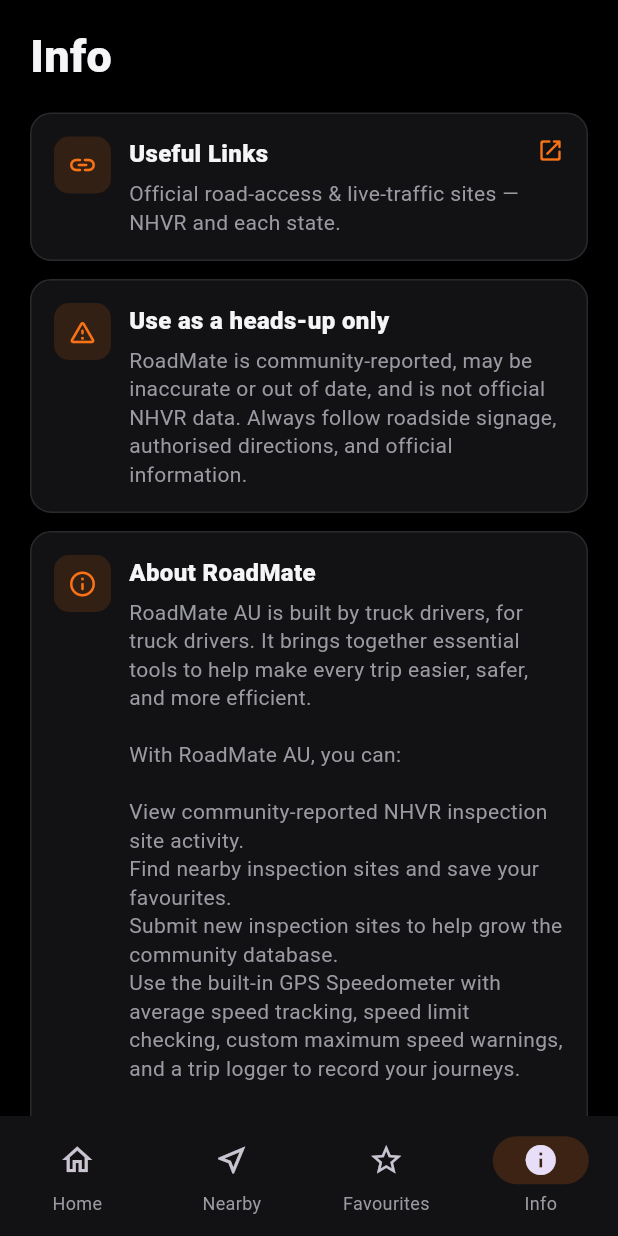
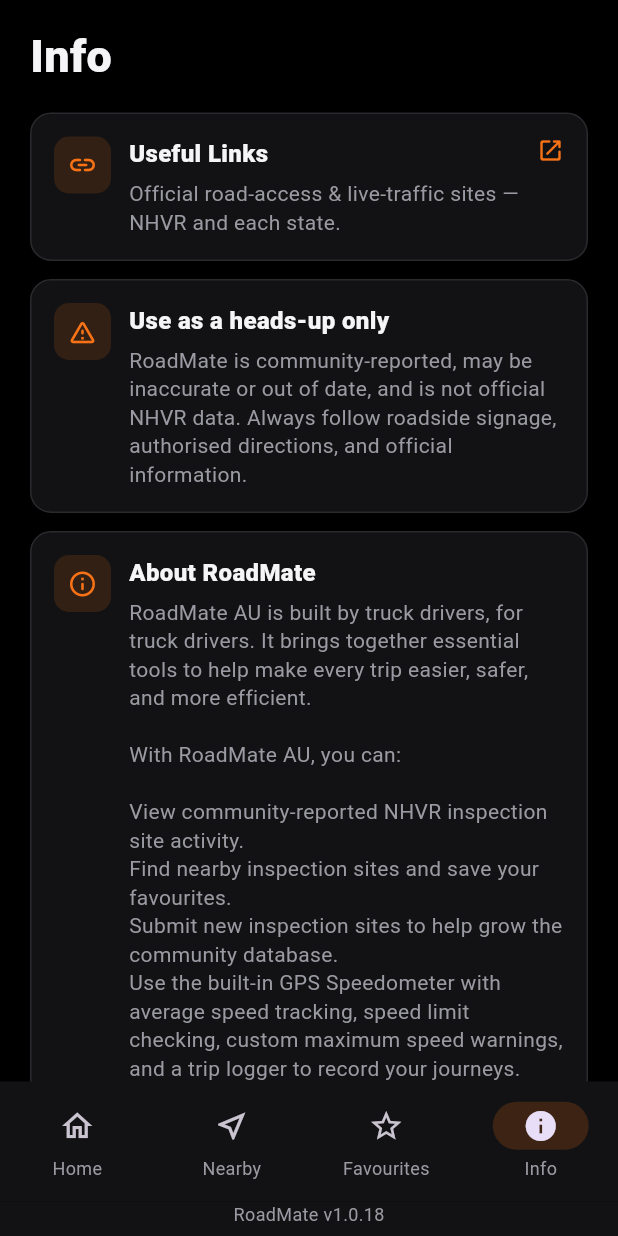
Before and after one commit to darumatic/roadmate, a Flutter app: the screen it shows after launch, item 4 of the bottom bar chosen, on a phone screen of 412 x 824 dp. Run offline on Flutter 3.47's test engine with Material 3 defaults, Android fonts, the phone set to English and light mode, and no system bars; our stand-ins replace audioplayers, cloud_firestore, firebase_auth, firebase_core, firebase_crashlytics, flutter_riverpod and 5 more; accounts and stored records are empty; network calls fail.

Commit message:
Move app version from Info tab to a footer under the nav bar

```diff
--- a/lib/features/info/info_screen.dart
+++ b/lib/features/info/info_screen.dart
@@ -5,7 +5,6 @@
 
 import '../../theme/app_theme.dart';
 import '../../widgets/account_panel.dart';
-import '../../widgets/app_version_label.dart';
 
 class InfoScreen extends StatelessWidget {
   const InfoScreen({super.key});
@@ -80,8 +79,6 @@
                     title: 'Support',
                     body: 'For support, please email: info@roadmate.club',
                   ),
-                  SizedBox(height: 16),
-                  AppVersionLabel(),
                 ],
               ),
             ),
--- a/lib/version.dart
+++ b/lib/version.dart
@@ -1,2 +1,2 @@
 // GENERATED by tool/bump_version.dart — do not edit by hand.
-const String appVersion = '1.0.17';
+const String appVersion = '1.0.18';
--- a/lib/widgets/app_shell.dart
+++ b/lib/widgets/app_shell.dart
@@ -1,8 +1,12 @@
 import 'package:flutter/material.dart';
 import 'package:go_router/go_router.dart';
 
+import '../theme/app_theme.dart';
+import 'app_version_label.dart';
+
 /// Bottom-navigation scaffold wrapping the Home / Nearby / Favourites tabs. Uses
-/// go_router's [StatefulNavigationShell] so each tab keeps its own state.
+/// go_router's [StatefulNavigationShell] so each tab keeps its own state. The
+/// app version renders as a slim footer under the nav bar, on every tab.
 class AppShell extends StatelessWidget {
   const AppShell({super.key, required this.navigationShell});
 
@@ -12,7 +16,36 @@
   Widget build(BuildContext context) {
     return Scaffold(
       body: navigationShell,
-      bottomNavigationBar: NavigationBar(
+      bottomNavigationBar: Column(
+        mainAxisSize: MainAxisSize.min,
+        children: [
+          // The nav bar normally absorbs the bottom safe-area inset; strip it
+          // here and re-apply it around the footer, which now sits lowest.
+          MediaQuery.removePadding(
+            context: context,
+            removeBottom: true,
+            child: _navigationBar(),
+          ),
+          ColoredBox(
+            color: AppTheme.surface,
+            child: SafeArea(
+              top: false,
+              child: const Padding(
+                padding: EdgeInsets.only(bottom: 6),
+                child: SizedBox(
+                  width: double.infinity,
+                  child: AppVersionLabel(),
+                ),
+              ),
+            ),
+          ),
+        ],
+      ),
+    );
+  }
+
+  Widget _navigationBar() {
+    return NavigationBar(
       selectedIndex: navigationShell.currentIndex,
       onDestinationSelected: (i) => navigationShell.goBranch(
         i,
@@ -40,7 +73,6 @@
           label: 'Info',
         ),
       ],
-      ),
     );
   }
 }
--- a/lib/widgets/app_version_label.dart
+++ b/lib/widgets/app_version_label.dart
@@ -3,7 +3,8 @@
 import '../theme/app_theme.dart';
 import '../version.dart';
 
-/// Muted, centered app-version footer shown at the bottom of the Info tab.
+/// Muted, centered app-version line shown in the app's footer (under the
+/// bottom navigation bar in `AppShell`).
 ///
 /// Firebase-free so it can be pumped in isolation in widget tests.
 class AppVersionLabel extends StatelessWidget {
--- a/pubspec.yaml
+++ b/pubspec.yaml
@@ -16,7 +16,7 @@
 # https://developer.apple.com/library/archive/documentation/General/Reference/InfoPlistKeyReference/Articles/CoreFoundationKeys.html
 # In Windows, build-name is used as the major, minor, and patch parts
 # of the product and file versions while build-number is used as the build suffix.
-version: 1.0.17+18
+version: 1.0.18+19
 environment:
   sdk: ^3.12.2
 
```
Also changed, not shown: 1 other file. Lines whose indentation alone changed are shown as unchanged.
